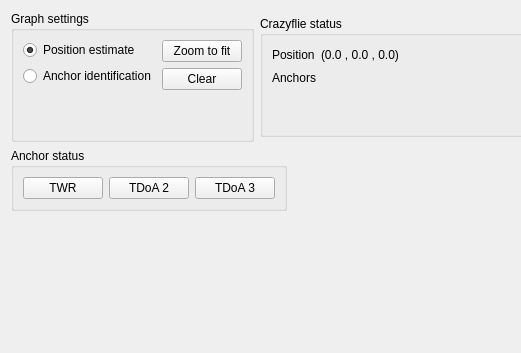
Old version of the form src/cfclient/ui/tabs/locopositioning_tab.ui in the repository bitcraze/crazyflie-clients-python; both pictures show x 0 to 521 and y 0 to 353 of the 1348 by 770 pixel window.
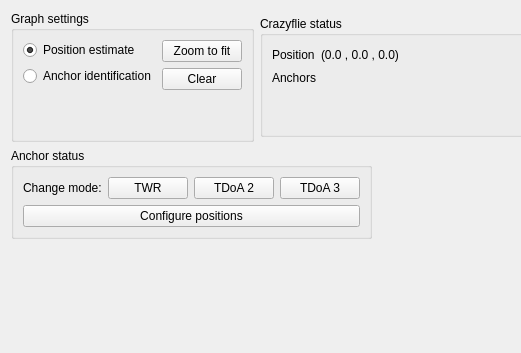
New version of the form.

Commit message: #349 Added dialog for anchor position configuration

The edit to the form file:
```diff
--- a/src/cfclient/ui/tabs/locopositioning_tab.ui
+++ b/src/cfclient/ui/tabs/locopositioning_tab.ui
@@ -389,6 +389,12 @@
            <property name="enabled">
             <bool>true</bool>
            </property>
+           <property name="sizePolicy">
+            <sizepolicy hsizetype="Maximum" vsizetype="Minimum">
+             <horstretch>0</horstretch>
+             <verstretch>0</verstretch>
+            </sizepolicy>
+           </property>
            <property name="minimumSize">
             <size>
              <width>0</width>
@@ -401,6 +407,13 @@
            <layout class="QVBoxLayout" name="verticalLayout">
             <item>
              <layout class="QHBoxLayout" name="horizontalLayout_2">
+              <item>
+               <widget class="QLabel" name="label">
+                <property name="text">
+                 <string>Change mode:</string>
+                </property>
+               </widget>
+              </item>
               <item>
                <widget class="QPushButton" name="_switch_mode_to_twr_button">
                 <property name="toolTip">
@@ -427,6 +440,17 @@
               </item>
              </layout>
             </item>
+            <item>
+             <layout class="QHBoxLayout" name="horizontalLayout_9">
+              <item>
+               <widget class="QPushButton" name="_configure_anchor_positions_button">
+                <property name="text">
+                 <string>Configure positions</string>
+                </property>
+               </widget>
+              </item>
+             </layout>
+            </item>
            </layout>
           </widget>
          </item>
```
The commit also changes 3 other files.
